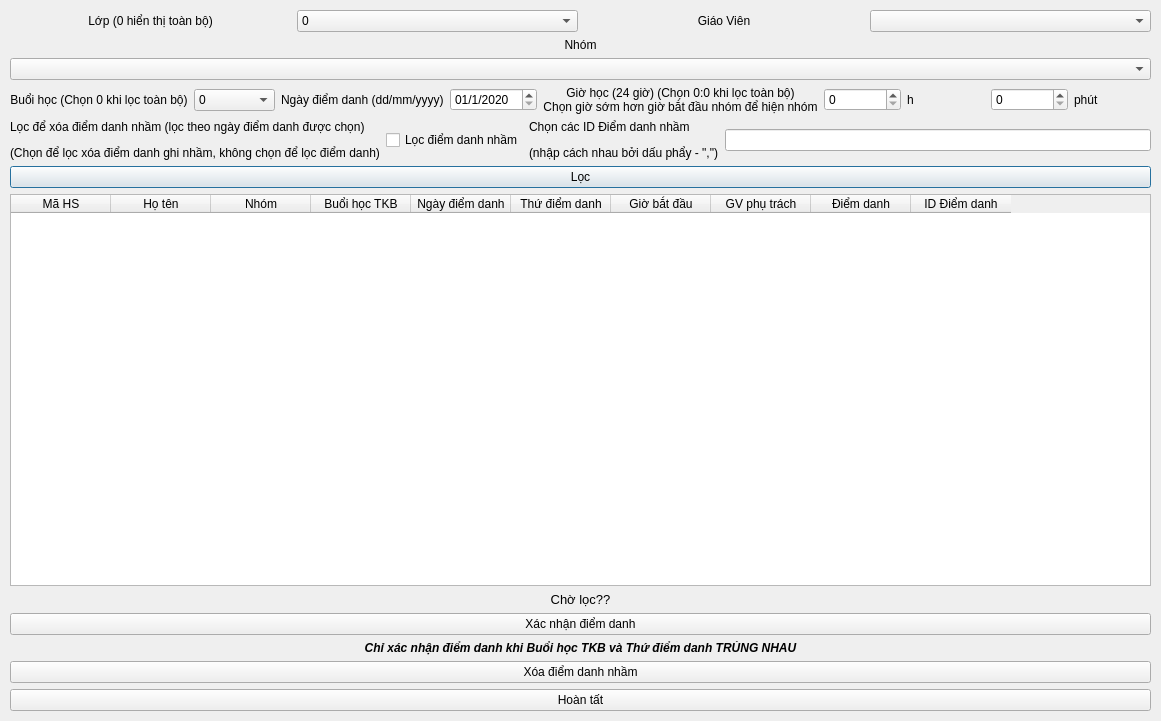
longpham6595/kvmanagement, file TranslateUiPyPackage/ui_ip/M11_locdiemdanhPop.ui: the form before one commit.
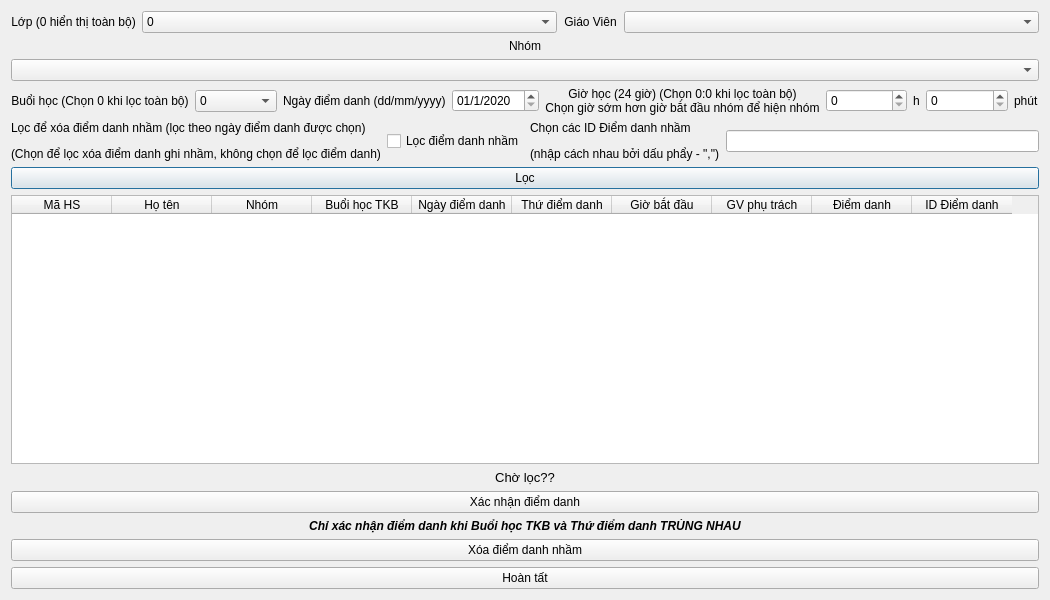
The form after the commit.

What changed in the file:
```diff
--- a/TranslateUiPyPackage/ui_ip/M11_locdiemdanhPop.ui
+++ b/TranslateUiPyPackage/ui_ip/M11_locdiemdanhPop.ui
@@ -6,27 +6,24 @@
    <rect>
     <x>0</x>
     <y>0</y>
-    <width>1161</width>
-    <height>721</height>
+    <width>1050</width>
+    <height>600</height>
    </rect>
   </property>
   <property name="windowTitle">
    <string>Lọc Điểm Danh</string>
   </property>
-  <widget class="QWidget" name="layoutWidget">
-   <property name="geometry">
-    <rect>
-     <x>10</x>
-     <y>10</y>
-     <width>1141</width>
-     <height>701</height>
-    </rect>
-   </property>
    <layout class="QVBoxLayout" name="verticalLayout_2">
     <item>
-     <layout class="QHBoxLayout" name="horizontalLayout_2">
+    <layout class="QHBoxLayout" name="horizontalLayout">
       <item>
        <widget class="QLabel" name="lop">
+       <property name="sizePolicy">
+        <sizepolicy hsizetype="Fixed" vsizetype="Preferred">
+         <horstretch>0</horstretch>
+         <verstretch>0</verstretch>
+        </sizepolicy>
+       </property>
         <property name="minimumSize">
          <size>
           <width>55</width>
@@ -112,6 +109,12 @@
       </item>
       <item>
        <widget class="QLabel" name="giaovien">
+       <property name="sizePolicy">
+        <sizepolicy hsizetype="Fixed" vsizetype="Preferred">
+         <horstretch>0</horstretch>
+         <verstretch>0</verstretch>
+        </sizepolicy>
+       </property>
         <property name="minimumSize">
          <size>
           <width>55</width>
@@ -159,7 +162,7 @@
      </layout>
     </item>
     <item>
-     <layout class="QHBoxLayout" name="horizontalLayout">
+    <layout class="QHBoxLayout" name="horizontalLayout_2">
       <item>
        <widget class="QLabel" name="buoihoc">
         <property name="minimumSize">
@@ -257,6 +260,12 @@
       </item>
       <item>
        <widget class="QLabel" name="label_2">
+       <property name="sizePolicy">
+        <sizepolicy hsizetype="Fixed" vsizetype="Preferred">
+         <horstretch>0</horstretch>
+         <verstretch>0</verstretch>
+        </sizepolicy>
+       </property>
         <property name="text">
          <string>h</string>
         </property>
@@ -271,6 +280,12 @@
       </item>
       <item>
        <widget class="QLabel" name="label_3">
+       <property name="sizePolicy">
+        <sizepolicy hsizetype="Fixed" vsizetype="Preferred">
+         <horstretch>0</horstretch>
+         <verstretch>0</verstretch>
+        </sizepolicy>
+       </property>
         <property name="text">
          <string>phút</string>
         </property>
@@ -279,12 +294,7 @@
      </layout>
     </item>
     <item>
-     <layout class="QHBoxLayout" name="horizontalLayout_3"/>
-    </item>
-    <item>
-     <layout class="QHBoxLayout" name="horizontalLayout_6">
-      <item>
-       <layout class="QHBoxLayout" name="horizontalLayout_5">
+    <layout class="QHBoxLayout" name="horizontalLayout_3">
         <item>
          <widget class="QLabel" name="label_6">
           <property name="text">
@@ -299,10 +309,6 @@
           </property>
          </widget>
         </item>
-       </layout>
-      </item>
-      <item>
-       <layout class="QHBoxLayout" name="horizontalLayout_4">
         <item>
          <widget class="QLabel" name="label_7">
           <property name="text">
@@ -315,8 +321,6 @@
         </item>
        </layout>
       </item>
-     </layout>
-    </item>
     <item>
      <widget class="QPushButton" name="loc">
       <property name="text">
@@ -380,6 +384,12 @@
     </item>
     <item>
      <widget class="QLabel" name="label_4">
+     <property name="maximumSize">
+      <size>
+       <width>1600</width>
+       <height>1000</height>
+      </size>
+     </property>
       <property name="text">
        <string>&lt;html&gt;&lt;head/&gt;&lt;body&gt;&lt;p align=&quot;center&quot;&gt;&lt;span style=&quot; font-size:10pt;&quot;&gt;Chờ lọc??&lt;/span&gt;&lt;/p&gt;&lt;/body&gt;&lt;/html&gt;</string>
       </property>
@@ -414,7 +424,6 @@
      </widget>
     </item>
    </layout>
-  </widget>
  </widget>
  <resources/>
  <connections/>
```
Lines whose indentation alone changed are shown as unchanged.
